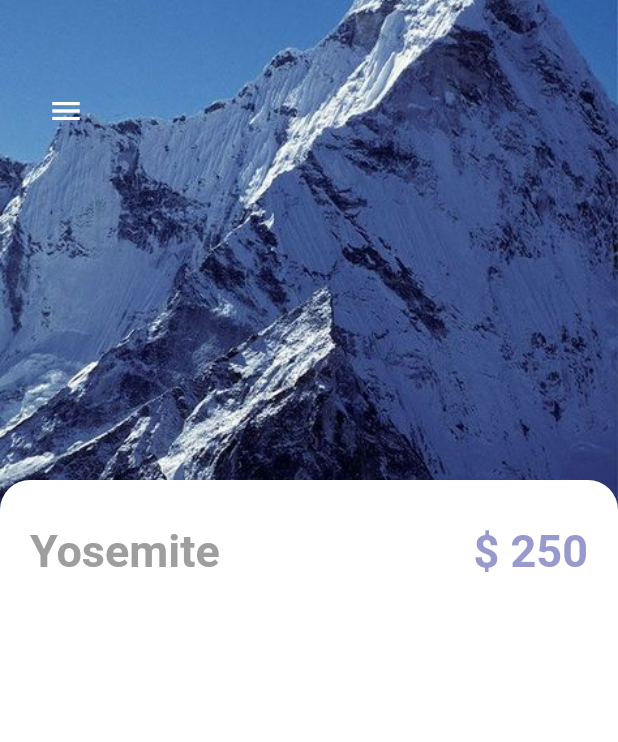
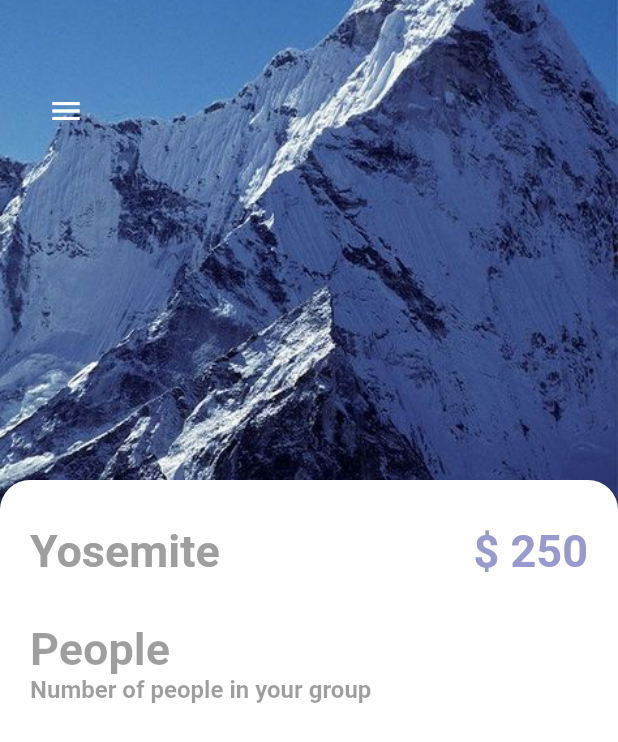
Before and after one commit to JosueGauthier/flutter_cubit_app, a Flutter app: the screen it shows after launch, on a phone screen of 412 x 824 dp. Shown: the top 742 px of the screen. Run offline on Flutter 3.47's test engine with Material 2 defaults, Android fonts, the phone set to English and light mode, and no system bars.

Commit message:
detail_page.dart add row

```diff
--- a/lib/pages/detail_page.dart
+++ b/lib/pages/detail_page.dart
@@ -1,6 +1,7 @@
 import 'package:flutter/material.dart';
 import 'package:flutter_cubit/misc/colors.dart';
 import 'package:flutter_cubit/widgets/app_large_text.dart';
+import 'package:flutter_cubit/widgets/app_text.dart';
 
 class DetailPage extends StatefulWidget {
   const DetailPage({Key? key}) : super(key: key);
@@ -68,7 +69,21 @@ class _DetailPageState extends State<DetailPage> {
                               AppLargeText(text: "\$ 250",color: AppColors.textColor1,),
 
                             ],
-                          )
+                          ),
+                          SizedBox(height: 30,),
+                          Row(
+                            children: [
+                              AppLargeText(text: "People",color: Colors.black38,)
+                            ],
+                          ),
+                          Row(
+                            children: [
+                              AppText(text: "Number of people in your group",color: Colors.black38,),
+
+                            ],
+                          ),
+
+
                         ],
                       ),
                     ),
```
